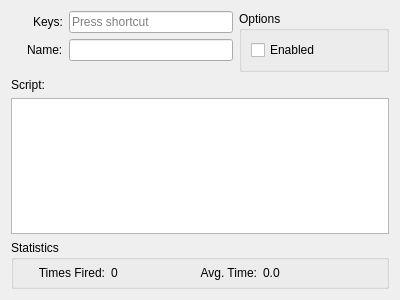
This is client/editaccelerator.ui in jkdoug/mudder as Qt 5 draws it before an edit. The edited form follows.
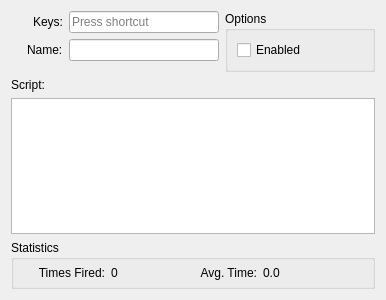
This is the edited form. Custom widgets are drawn as their Qt base class.

Diff of the .ui file:
```diff
--- a/client/editaccelerator.ui
+++ b/client/editaccelerator.ui
@@ -6,7 +6,7 @@
    <rect>
     <x>0</x>
     <y>0</y>
-    <width>400</width>
+    <width>386</width>
     <height>300</height>
    </rect>
   </property>
```
